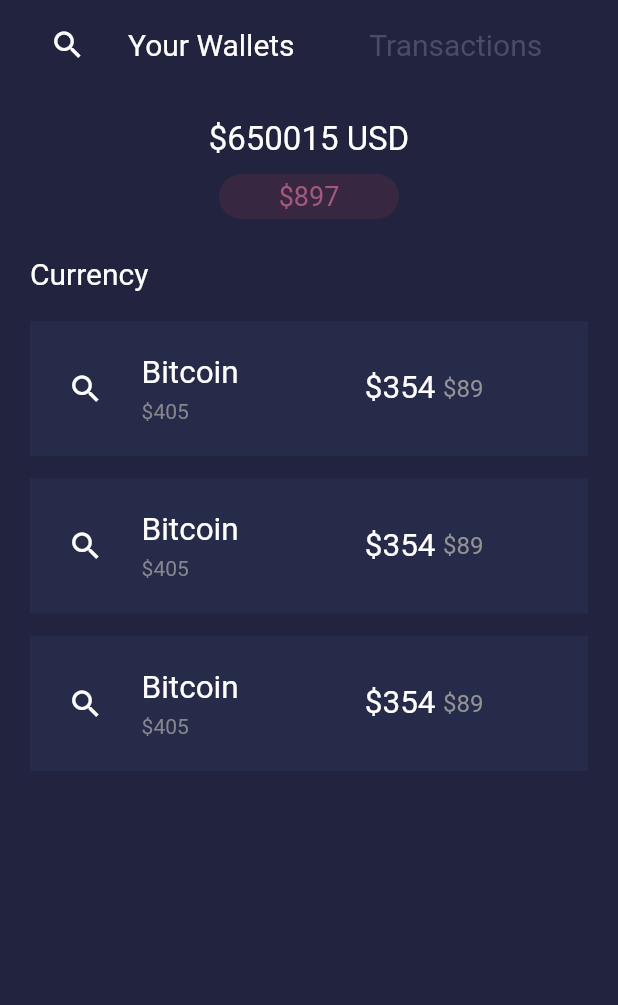
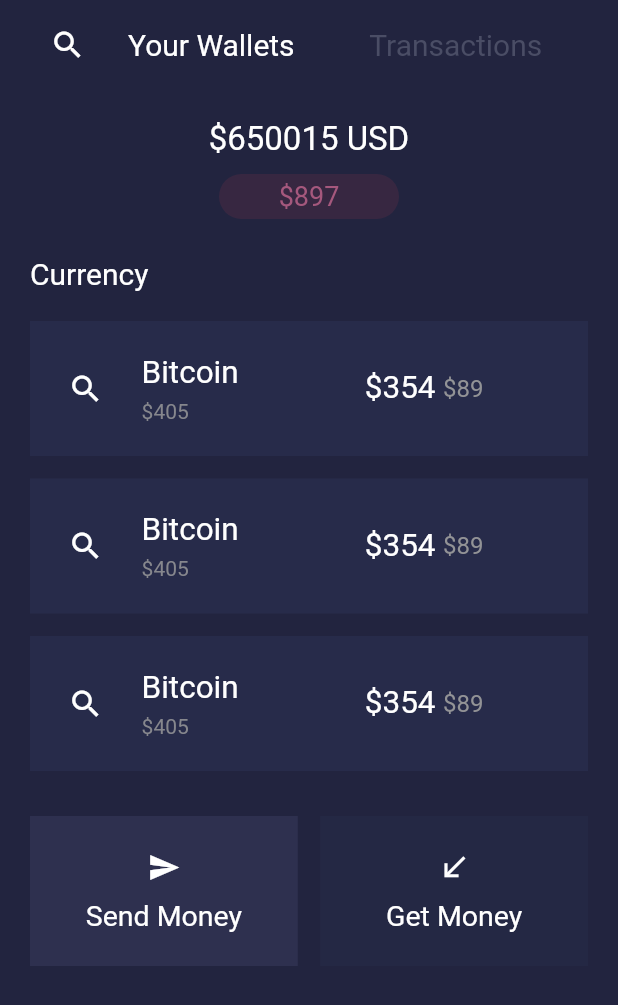
Before and after one commit to Yazdani1/Flutter-WalletApp-UI-Design, a Flutter app: the screen it shows after launch, on a phone screen of 412 x 824 dp. Shown: the top 1005 px of the screen. Run offline on Flutter 3.47's test engine with Material 2 defaults, Android fonts, the phone set to English and light mode, and no system bars.

Commit message:
Second Commit

```diff
--- a/lib/Home.dart
+++ b/lib/Home.dart
@@ -329,6 +329,77 @@ class _HomeState extends State<Home> {
           ),
           // Third Container end
 
+          new SizedBox(height: 10.0,),
+
+          new Container(
+            margin: EdgeInsets.only(left:20.0,right: 20.0),
+            child: new Row(
+              children: <Widget>[
+
+                new Expanded(
+                  flex: 1,
+                  child: new Container(
+                    height: 100.0,
+                    color: Color(0xFF2E304F),
+                    child: new Align(
+                      alignment: Alignment.center,
+                      child: new Column(
+                        crossAxisAlignment: CrossAxisAlignment.center,
+                        mainAxisAlignment: MainAxisAlignment.center,
+                        children: <Widget>[
+
+                          new Icon(Icons.send,color: Colors.white,size: 22.0,),
+                          new SizedBox(height: 10.0,),
+
+                          new Text("Send Money",
+                          style: TextStyle(
+                            fontSize: 19.0,
+                            color: Colors.white
+                          ),
+                          )
+
+                        ],
+                      ),
+                    ),
+                  ),
+                ),
+                new SizedBox(width: 15.0,),
+
+                new Expanded(
+                  flex: 1,
+                  child: new Container(
+                    height: 100.0,
+                    color: Color(0xFF242844),
+
+                    child: new Align(
+                      alignment: Alignment.center,
+                      child: new Column(
+                        crossAxisAlignment: CrossAxisAlignment.center,
+                        mainAxisAlignment: MainAxisAlignment.center,
+                        children: <Widget>[
+
+                          new Icon(Icons.call_received,color: Colors.white,size: 22.0,),
+                          new SizedBox(height: 10.0,),
+
+                          new Text("Get Money",
+                            style: TextStyle(
+                                fontSize: 19.0,
+                                color: Colors.white
+                            ),
+                          )
+
+                        ],
+                      ),
+                    ),
+
+                  ),
+                ),
+
+
+              ],
+            ),
+          )
+
 
 
 
```
